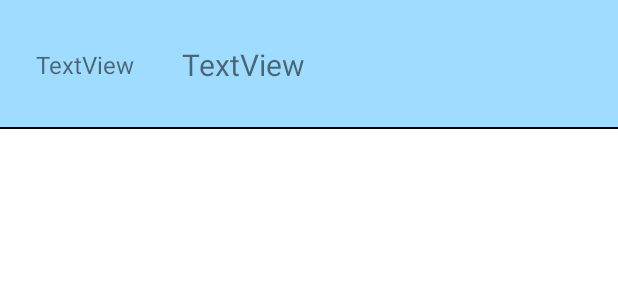
After one commit to KHPatel06/FinalProjectAndroid2023, an Android app: the layout list_item_layout_sell.xml on its own in the app's theme, with its tools: preview values and no code run, on a phone screen of 412 x 824 dp. The commit adds this screen. Shown: the top 300 px of the screen. Run offline under Robolectric (Android 15) with nearby library versions, the phone set to English and light mode, and no system bars.

Commit message:
commit - 05/17/2023

```diff
--- a/app/src/main/java/com/example/finalprojectandroid2023/ItemShopViewHolder.kt
+++ b/app/src/main/java/com/example/finalprojectandroid2023/ItemShopViewHolder.kt
@@ -1,13 +1,12 @@
 package com.example.finalprojectandroid2023
 
 import androidx.fragment.app.activityViewModels
+import androidx.lifecycle.ViewModel
 import androidx.recyclerview.widget.RecyclerView
 import com.example.finalprojectandroid2023.databinding.ListItemLayoutBinding
 
 class ItemShopViewHolder(val binding: ListItemLayoutBinding) : RecyclerView.ViewHolder(binding.root) {
     private lateinit var currentItem: Item
-//    private val viewModel: ItemViewModel by ()
-
 
     fun bindItem(item: Item) {
         currentItem = item
@@ -16,6 +15,7 @@
         binding.quantityText.text = "x${currentItem.quantity}"
         binding.multiplicationAmount.text = "${(currentItem.kushMultiplier * 100).toInt()}% increase"
         binding.description.text = currentItem.desc
+        binding.price.text =  "$%.2f".format(currentItem.price)
     }
 
 }
--- a/app/src/main/java/com/example/finalprojectandroid2023/MainFragment.kt
+++ b/app/src/main/java/com/example/finalprojectandroid2023/MainFragment.kt
@@ -43,7 +43,7 @@
             viewModel.addKush(viewModel.totalMultiplication.value!!)
         }
         viewModel.numOfKush.observe(viewLifecycleOwner) { currentKushAmount ->
-            binding.cashCount.text = "${floor(currentKushAmount * 100)/100}"
+            binding.cashCount.text = "$%.2f".format(currentKushAmount)
         }
         viewModel.totalMultiplication.observe(viewLifecycleOwner){ currentMult ->
             binding.totalMultiplier.text = "${(currentMult * 100).roundToInt()}%"
--- /dev/null
+++ b/app/src/main/res/layout/list_item_layout_sell.xml
@@ -0,0 +1,46 @@
+<?xml version="1.0" encoding="utf-8"?>
+<androidx.constraintlayout.widget.ConstraintLayout xmlns:android="http://schemas.android.com/apk/res/android"
+    xmlns:app="http://schemas.android.com/apk/res-auto"
+    xmlns:tools="http://schemas.android.com/tools"
+    android:layout_width="match_parent"
+    android:layout_height="wrap_content"
+    android:background="#A0DCFF">
+
+    <TextView
+        android:id="@+id/quantity_text_sell"
+        android:layout_width="wrap_content"
+        android:layout_height="wrap_content"
+        android:layout_marginStart="24dp"
+        android:layout_marginTop="32dp"
+        android:layout_marginBottom="32dp"
+        android:textSize="16sp"
+        app:layout_constraintBottom_toBottomOf="parent"
+        app:layout_constraintStart_toStartOf="parent"
+        app:layout_constraintTop_toTopOf="parent"
+        tools:text="TextView" />
+
+    <TextView
+        android:id="@+id/line_sell"
+        android:layout_width="0dp"
+        android:layout_height="1dp"
+        android:background="#000000"
+        android:text="eflvhsuvlsdlsdb"
+        android:textStyle="bold"
+        app:layout_constraintBottom_toBottomOf="parent"
+        app:layout_constraintEnd_toEndOf="parent"
+        app:layout_constraintStart_toStartOf="parent" />
+
+    <TextView
+        android:id="@+id/item_name_sell"
+        android:layout_width="wrap_content"
+        android:layout_height="wrap_content"
+        android:layout_marginStart="32dp"
+        android:textSize="20sp"
+        app:layout_constraintBottom_toBottomOf="parent"
+        app:layout_constraintEnd_toEndOf="parent"
+        app:layout_constraintHorizontal_bias="0.0"
+        app:layout_constraintStart_toEndOf="@+id/quantity_text_sell"
+        app:layout_constraintTop_toTopOf="parent"
+        tools:text="TextView" />
+
+</androidx.constraintlayout.widget.ConstraintLayout>
```
Also changed, not shown: app/src/main/java/com/example/finalprojectandroid2023/ItemViewModel.kt (+1 -6 lines), app/src/main/res/layout/list_item_layout.xml (+6 -6 lines).
